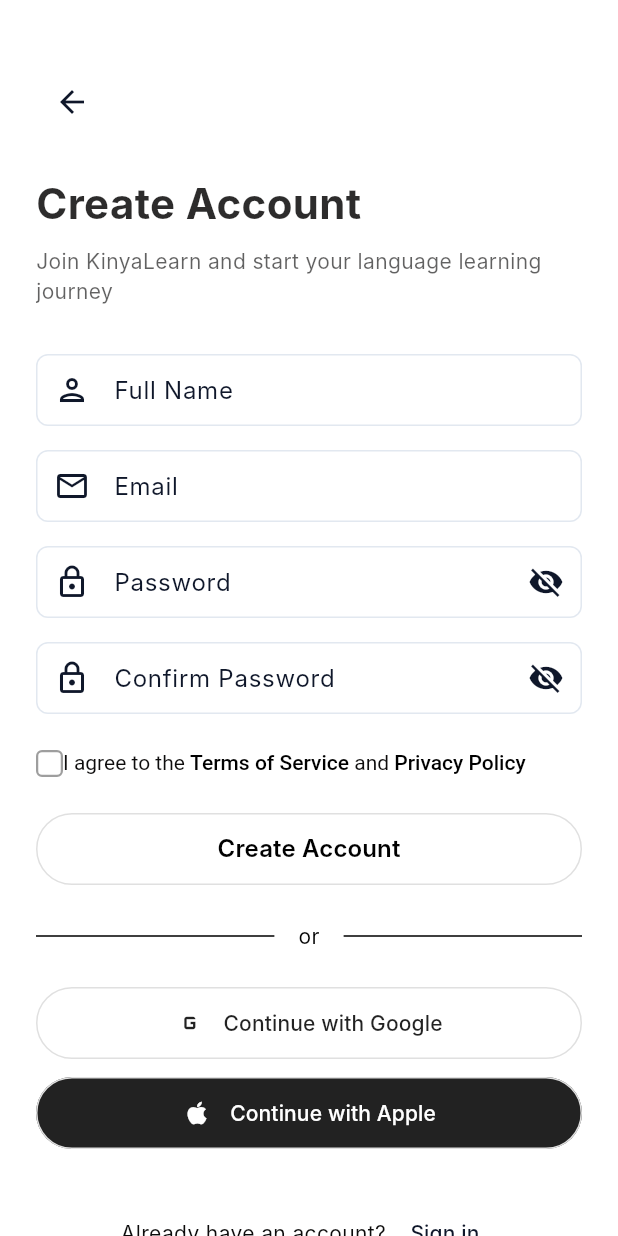
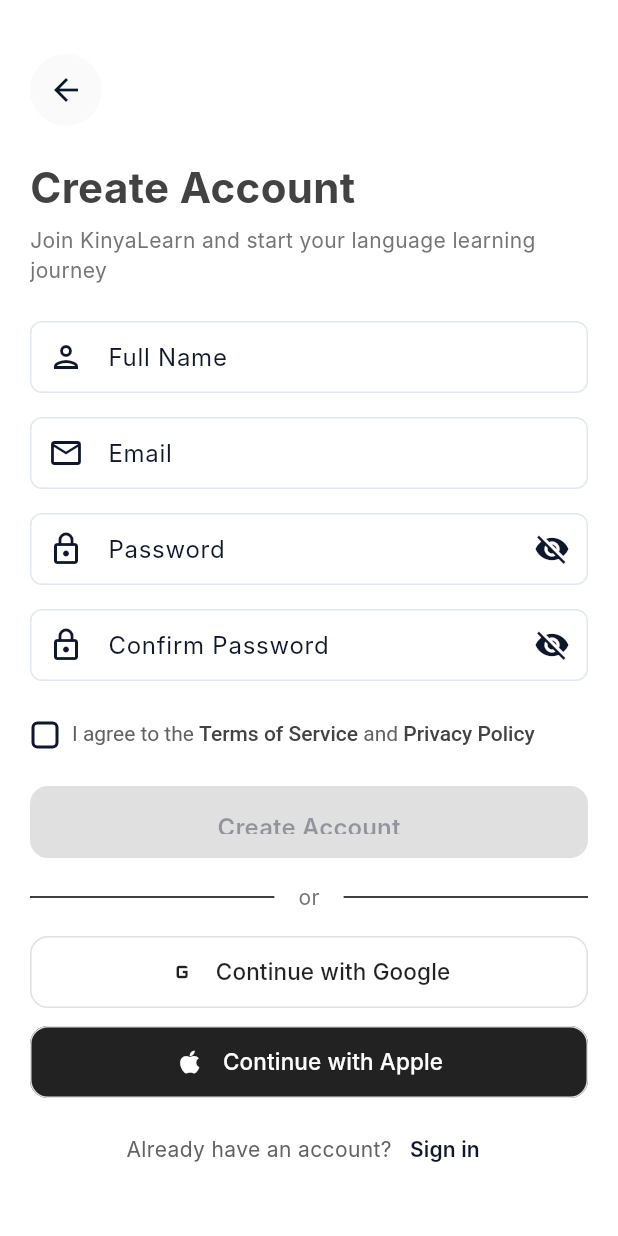
Before and after one commit to karizacharlotte/Kinya_Learn, a Flutter app: the RegisterScreen screen opened by its route, on a phone screen of 412 x 824 dp. Run offline on Flutter 3.47's test engine with Material 3 defaults, Android fonts, the light colour scheme and no system bars; our stand-ins replace audioplayers, cloud_firestore, firebase_auth, firebase_core, firebase_storage, flutter_local_notifications and 4 more; missing offline and left inert: flutter_inappwebview; accounts and stored records are empty; Roboto replaces fonts that are missing (Inter).

Commit message:
Fix register screen responsiveness and navigation errors

```diff
--- a/lib/pages/auth/register_screen.dart
+++ b/lib/pages/auth/register_screen.dart
@@ -21,47 +21,64 @@
 
   @override
   Widget build(BuildContext context) {
-    final screenWidth = MediaQuery.of(context).size.width;
+    final screenSize = MediaQuery.of(context).size;
+    final screenWidth = screenSize.width;
+    final screenHeight = screenSize.height;
     final isTablet = screenWidth > 768;
+    final isSmallScreen = screenHeight < 700;
+
+    // Responsive spacing
+    final topSpacing = isSmallScreen ? 10.0 : (isTablet ? 40.0 : 20.0);
+    final sectionSpacing = isSmallScreen ? 16.0 : (isTablet ? 32.0 : 24.0);
+    final fieldSpacing = isSmallScreen ? 12.0 : 16.0;
+    final horizontalPadding = isTablet ? 32.0 : 20.0;
 
     return Scaffold(
       backgroundColor: Colors.white,
       body: SafeArea(
         child: SingleChildScrollView(
-          child: Padding(
-            padding: EdgeInsets.all(isTablet ? 32 : 24),
+          padding: EdgeInsets.symmetric(
+            horizontal: horizontalPadding,
+            vertical: 16,
+          ),
+          child: ConstrainedBox(
+            constraints: BoxConstraints(
+              minHeight: screenHeight - MediaQuery.of(context).padding.top - 32,
+            ),
             child: Column(
               crossAxisAlignment: CrossAxisAlignment.start,
               children: [
-                SizedBox(height: isTablet ? 40 : 20),
+                SizedBox(height: topSpacing),
                 // Back Button
                 IconButton(
                   onPressed: () => Navigator.pop(context),
                   icon: const Icon(Icons.arrow_back),
                   style: IconButton.styleFrom(
-                    backgroundColor: Colors.white,
+                    backgroundColor: Colors.grey.shade50,
                     padding: const EdgeInsets.all(12),
                   ),
                 ),
-                const SizedBox(height: 24),
+                SizedBox(height: sectionSpacing),
                 // Header
                 Text(
                   'Create Account',
                   style: TextStyle(
-                    fontSize: isTablet ? 32 : 28,
+                    fontSize: isTablet ? 32 : (isSmallScreen ? 24 : 28),
                     fontWeight: FontWeight.bold,
-                    color: const Color.fromARGB(221, 13, 12, 12),
+                    color: Colors.grey.shade800,
+                    height: 1.2,
                   ),
                 ),
-                const SizedBox(height: 8),
+                SizedBox(height: isSmallScreen ? 6 : 8),
                 Text(
                   'Join KinyaLearn and start your language learning journey',
                   style: TextStyle(
-                    fontSize: isTablet ? 16 : 14,
-                    color: const Color.fromARGB(166, 13, 12, 12),
+                    fontSize: isTablet ? 16 : (isSmallScreen ? 13 : 14),
+                    color: Colors.grey.shade600,
+                    height: 1.4,
                   ),
                 ),
-                const SizedBox(height: 32),
+                SizedBox(height: sectionSpacing),
                 // Registration Form
                 Consumer<AuthProvider>(
                   builder: (context, authProvider, _) {
@@ -74,7 +91,7 @@
                             Container(
                               width: double.infinity,
                               padding: const EdgeInsets.all(12),
-                              margin: const EdgeInsets.only(bottom: 16),
+                              margin: EdgeInsets.only(bottom: fieldSpacing),
                               decoration: BoxDecoration(
                                 color: Colors.red.withValues(alpha: 0.1),
                                 borderRadius: BorderRadius.circular(8),
@@ -101,7 +118,7 @@
                               return null;
                             },
                           ),
-                          const SizedBox(height: 16),
+                          SizedBox(height: fieldSpacing),
                           // Email Field
                           TextFormField(
                             controller: _emailController,
@@ -121,7 +138,7 @@
                               return null;
                             },
                           ),
-                          const SizedBox(height: 16),
+                          SizedBox(height: fieldSpacing),
                           // Password Field
                           TextFormField(
                             controller: _passwordController,
@@ -153,7 +170,7 @@
                               return null;
                             },
                           ),
-                          const SizedBox(height: 16),
+                          SizedBox(height: fieldSpacing),
                           // Confirm Password Field
                           TextFormField(
                             controller: _confirmPasswordController,
@@ -186,21 +203,16 @@
                               return null;
                             },
                           ),
-                          const SizedBox(height: 24),
+                          SizedBox(height: sectionSpacing),
                           // Terms and Conditions
                           Row(
                             crossAxisAlignment: CrossAxisAlignment.start,
                             children: [
                               Container(
-                                width: 18,
-                                height: 18,
-                                decoration: BoxDecoration(
-                                  border: Border.all(
-                                    color: Colors.grey, // light grey outline
-                                    width: 1.5,
-                                  ),
-                                  borderRadius: BorderRadius.circular(4),
-                                ),
+                                margin: const EdgeInsets.only(top: 2),
+                                child: SizedBox(
+                                  width: 20,
+                                  height: 20,
                                   child: Checkbox(
                                     value: _acceptTerms,
                                     onChanged: (value) {
@@ -211,39 +223,36 @@
                                     shape: RoundedRectangleBorder(
                                       borderRadius: BorderRadius.circular(4),
                                     ),
-                                  side: const BorderSide(
-                                    color: Colors
-                                        .transparent, // to let the Container border show
-                                  ),
-                                  activeColor:
-                                      const Color.fromARGB(255, 8, 8, 8),
+                                    activeColor: Colors.grey.shade800,
                                     materialTapTargetSize:
                                         MaterialTapTargetSize.shrinkWrap,
                                     visualDensity: VisualDensity.compact,
                                   ),
                                 ),
+                              ),
+                              const SizedBox(width: 8),
                               Expanded(
                                 child: RichText(
                                   text: TextSpan(
                                     style: TextStyle(
-                                      color:
-                                          const Color.fromARGB(255, 13, 12, 12),
-                                      fontSize: 14,
+                                      color: Colors.grey.shade700,
+                                      fontSize: isSmallScreen ? 13 : 14,
+                                      height: 1.4,
                                     ),
                                     children: [
                                       const TextSpan(text: 'I agree to the '),
-                                      const TextSpan(
+                                      TextSpan(
                                         text: 'Terms of Service',
                                         style: TextStyle(
-                                          color: Color.fromARGB(255, 0, 0, 0),
+                                          color: Colors.grey.shade800,
                                           fontWeight: FontWeight.w500,
                                         ),
                                       ),
                                       const TextSpan(text: ' and '),
-                                      const TextSpan(
+                                      TextSpan(
                                         text: 'Privacy Policy',
                                         style: TextStyle(
-                                          color: Color.fromARGB(255, 0, 0, 0),
+                                          color: Colors.grey.shade800,
                                           fontWeight: FontWeight.w500,
                                         ),
                                       ),
@@ -253,23 +262,24 @@
                               ),
                             ],
                           ),
-                          const SizedBox(height: 24),
+                          SizedBox(height: sectionSpacing),
                           // Register Button
                           SizedBox(
                             width: double.infinity,
-                            height: 48,
-                            child: OutlinedButton(
+                            height: isSmallScreen ? 44 : 48,
+                            child: ElevatedButton(
                               onPressed:
                                   (_acceptTerms && !authProvider.isLoading)
                                       ? _handleRegister
                                       : null,
-                              style: OutlinedButton.styleFrom(
-                                backgroundColor: Colors.white,
-                                foregroundColor: Colors.black87,
-                                side: BorderSide(color: Colors.grey[300]!),
+                              style: ElevatedButton.styleFrom(
+                                backgroundColor: Colors.grey.shade800,
+                                foregroundColor: Colors.white,
+                                disabledBackgroundColor: Colors.grey.shade300,
                                 shape: RoundedRectangleBorder(
-                                  borderRadius: BorderRadius.circular(24),
+                                  borderRadius: BorderRadius.circular(12),
                                 ),
+                                elevation: 0,
                               ),
                               child: authProvider.isLoading
                                   ? const SizedBox(
@@ -277,85 +287,92 @@
                                       height: 20,
                                       child: CircularProgressIndicator(
                                         strokeWidth: 2,
-                                        valueColor: AlwaysStoppedAnimation<
-                                                Color>(
-                                            Color.fromARGB(255, 78, 42, 147)),
+                                        valueColor: AlwaysStoppedAnimation<Color>(Colors.white),
                                       ),
                                     )
-                                  : Row(
-                                      mainAxisAlignment:
-                                          MainAxisAlignment.center,
-                                      children: const [
-                                        Text(
+                                  : Text(
                                       'Create Account',
                                       style: TextStyle(
-                                              fontSize: 16,
+                                        fontSize: isSmallScreen ? 15 : 16,
                                         fontWeight: FontWeight.w600,
-                                              color:
-                                                  Color.fromARGB(255, 0, 0, 0)),
-                                        ),
-                                      ],
                                       ),
                                     ),
                             ),
-                          const SizedBox(height: 24),
+                          ),
+                          SizedBox(height: fieldSpacing),
                           // Divider
                           Row(
                             children: [
                               const Expanded(child: Divider()),
                               Padding(
-                                padding:
-                                    const EdgeInsets.symmetric(horizontal: 16),
+                                padding: const EdgeInsets.symmetric(horizontal: 16),
                                 child: Text(
                                   'or',
                                   style: TextStyle(
-                                      color:
-                                          const Color.fromARGB(255, 0, 0, 0)),
+                                    color: Colors.grey.shade600,
+                                    fontSize: isSmallScreen ? 13 : 14,
+                                  ),
                                 ),
                               ),
                               const Expanded(child: Divider()),
                             ],
                           ),
-                          const SizedBox(height: 24),
+                          SizedBox(height: fieldSpacing),
                           // Social Registration
                           _buildSocialButton(
                             'Continue with Google',
                             Icons.g_mobiledata,
                             Colors.white,
                             Colors.black87,
+                            isSmallScreen,
                           ),
-                          const SizedBox(height: 12),
+                          SizedBox(height: fieldSpacing * 0.75),
                           _buildSocialButton(
                             'Continue with Apple',
                             Icons.apple,
                             Colors.black87,
                             Colors.white,
+                            isSmallScreen,
                           ),
                         ],
                       ),
                     );
                   },
                 ),
-                const SizedBox(height: 32),
+                SizedBox(height: sectionSpacing),
                 // Sign In Link
                 Center(
-                  child: Row(
-                    mainAxisAlignment: MainAxisAlignment.center,
+                  child: Wrap(
+                    alignment: WrapAlignment.center,
                     children: [
                       Text(
                         'Already have an account? ',
                         style: TextStyle(
-                            color: const Color.fromARGB(255, 12, 11, 11)),
+                          color: Colors.grey.shade700,
+                          fontSize: isSmallScreen ? 13 : 14,
+                        ),
                       ),
                       TextButton(
                         onPressed: () {
                           Navigator.pop(context);
                         },
-                        child: const Text('Sign in'),
+                        style: TextButton.styleFrom(
+                          padding: const EdgeInsets.symmetric(horizontal: 8),
+                          minimumSize: Size.zero,
+                          tapTargetSize: MaterialTapTargetSize.shrinkWrap,
+                        ),
+                        child: Text(
+                          'Sign in',
+                          style: TextStyle(
+                            fontSize: isSmallScreen ? 13 : 14,
+                            fontWeight: FontWeight.w600,
+                          ),
+                        ),
                       ),
                     ],
                   ),
                 ),
+                SizedBox(height: 16),
               ],
             ),
           ),
@@ -365,10 +382,10 @@
   }
 
   Widget _buildSocialButton(
-      String text, IconData icon, Color backgroundColor, Color textColor) {
+      String text, IconData icon, Color backgroundColor, Color textColor, bool isSmallScreen) {
     return SizedBox(
       width: double.infinity,
-      height: 48,
+      height: isSmallScreen ? 44 : 48,
       child: OutlinedButton(
         onPressed: () {
           // Handle social registration
@@ -376,14 +393,23 @@
         style: OutlinedButton.styleFrom(
           backgroundColor: backgroundColor,
           foregroundColor: textColor,
-          side: BorderSide(color: Colors.grey[300]!),
+          side: BorderSide(color: Colors.grey.shade300),
+          shape: RoundedRectangleBorder(
+            borderRadius: BorderRadius.circular(12),
+          ),
         ),
         child: Row(
           mainAxisAlignment: MainAxisAlignment.center,
           children: [
-            Icon(icon, size: 20),
+            Icon(icon, size: isSmallScreen ? 18 : 20),
             const SizedBox(width: 12),
-            Text(text, style: const TextStyle(fontWeight: FontWeight.w500)),
+            Text(
+              text,
+              style: TextStyle(
+                fontWeight: FontWeight.w500,
+                fontSize: isSmallScreen ? 14 : 15,
+              ),
+            ),
           ],
         ),
       ),
--- a/lib/pages/learning_goals_page.dart
+++ b/lib/pages/learning_goals_page.dart
@@ -52,7 +52,7 @@
 
     try {
       final goals = await StudentDataService.getLearningGoals();
-      if (goals != null) {
+      if (goals != null && mounted) {
         setState(() {
           _dailyLessons = goals['dailyLessons'] ?? 3;
           _weeklyGoal = goals['weeklyGoal'] ?? 21;
@@ -65,18 +65,24 @@
         });
       }
     } catch (e) {
+      if (mounted) {
         ScaffoldMessenger.of(context).showSnackBar(
           SnackBar(content: Text('Error loading goals: $e')),
         );
+      }
     } finally {
+      if (mounted) {
         setState(() => _isLoading = false);
+      }
     }
   }
 
   Future<void> _loadTodayProgress() async {
     try {
       final progress = await StudentDataService.getDailyProgress();
+      if (mounted) {
         setState(() => _todayProgress = progress);
+      }
     } catch (e) {
       print('Error loading today progress: $e');
     }
@@ -97,22 +103,26 @@
         targetDate: _targetDate,
       );
 
-      if (success) {
+      if (success && mounted) {
         ScaffoldMessenger.of(context).showSnackBar(
           const SnackBar(content: Text('Learning goals updated successfully!')),
         );
         _loadGoals();
-      } else {
+      } else if (mounted) {
         ScaffoldMessenger.of(context).showSnackBar(
           const SnackBar(content: Text('Failed to update goals')),
         );
       }
     } catch (e) {
+      if (mounted) {
         ScaffoldMessenger.of(context).showSnackBar(
           SnackBar(content: Text('Error: $e')),
         );
+      }
     } finally {
+      if (mounted) {
         setState(() => _isLoading = false);
+      }
     }
   }
 
--- a/lib/pages/vocabulary_page.dart
+++ b/lib/pages/vocabulary_page.dart
@@ -126,15 +126,17 @@
                   example: _exampleController.text.isNotEmpty ? _exampleController.text : null,
                 );
 
-                if (success) {
+                if (success && mounted) {
                   _clearControllers();
                   Navigator.pop(context);
                   _loadVocabulary();
+                  if (mounted) {
                     ScaffoldMessenger.of(context).showSnackBar(
                       const SnackBar(content: Text('Word added successfully!')),
                     );
                   }
-              } else {
+                }
+              } else if (mounted) {
                 ScaffoldMessenger.of(context).showSnackBar(
                   const SnackBar(content: Text('Please fill in all required fields')),
                 );
@@ -225,13 +227,15 @@
                   'example': _exampleController.text.isNotEmpty ? _exampleController.text : null,
                 });
 
-                if (success) {
+                if (success && mounted) {
                   _clearControllers();
                   Navigator.pop(context);
                   _loadVocabulary();
+                  if (mounted) {
                     ScaffoldMessenger.of(context).showSnackBar(
                       const SnackBar(content: Text('Word updated successfully!')),
                     );
+                  }
                 }
               }
             },
@@ -262,26 +266,30 @@
       ),
     );
 
-    if (confirmed == true) {
+    if (confirmed == true && mounted) {
       final success = await StudentDataService.deleteVocabulary(vocabId);
-      if (success) {
+      if (success && mounted) {
         _loadVocabulary();
+        if (mounted) {
           ScaffoldMessenger.of(context).showSnackBar(
             const SnackBar(content: Text('Word deleted successfully!')),
           );
         }
       }
     }
+  }
 
   Future<void> _toggleMastered(String vocabId, bool currentStatus) async {
     final success = await StudentDataService.markVocabularyMastered(vocabId, !currentStatus);
-    if (success) {
+    if (success && mounted) {
       _loadVocabulary();
+      if (mounted) {
         ScaffoldMessenger.of(context).showSnackBar(
           SnackBar(
             content: Text(currentStatus ? 'Marked as not mastered' : 'Marked as mastered!'),
           ),
         );
+      }
     }
   }
 
```
Also changed, not shown: lib/pages/practice_quiz_screen.dart (added), lib/theme/theme_helper.dart (added). Lines whose indentation alone changed are shown as unchanged.
